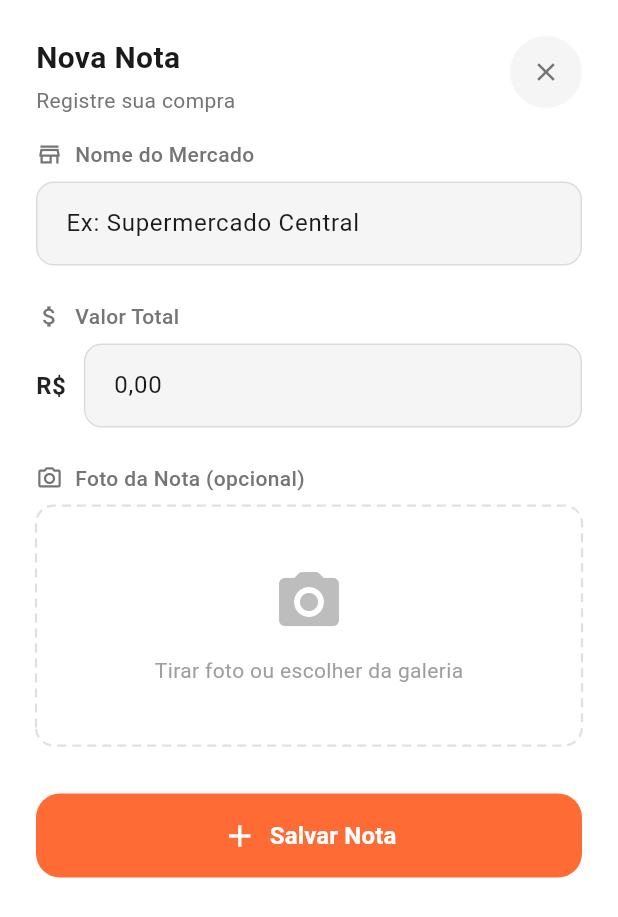
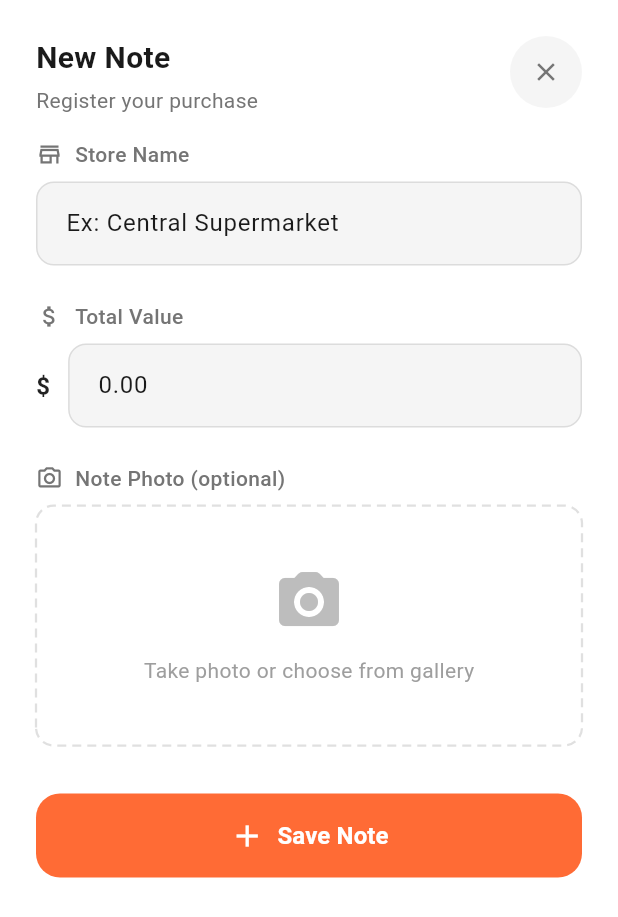
Before and after one commit to bcabreu/smart_market_list, a Flutter app: the AddNoteModal widget shown alone on an empty page, opened directly, on a phone screen of 412 x 824 dp. Shown: the top 917 px of the screen. Run offline on Flutter 3.47's test engine with Material 3 defaults, Android fonts, the phone set to English and light mode, and no system bars; our stand-ins replace cached_network_image, flutter_riverpod, font_awesome_flutter, hive, hive_flutter, image_picker and 3 more; accounts and stored records are empty; network calls fail.

Commit message:
feat: localize shopping notes and redesign add note modal

```diff
--- a/lib/l10n/app_en.arb
+++ b/lib/l10n/app_en.arb
@@ -82,5 +82,19 @@
   "difficultyHard": "Hard",
   "favoriteRecipesTitle": "Favorite Recipes",
   "noFavorites": "No favorite recipes",
-  "noFavoritesSubtitle": "Mark recipes with ❤️ to see them here"
+  "noFavoritesSubtitle": "Mark recipes with ❤️ to see them here",
+  "viewNote": "View note",
+  "totalLabel": "Total",
+  "newNoteTitle": "New Note",
+  "newNoteSubtitle": "Register your purchase",
+  "storeLabel": "Store Name",
+  "storeHint": "Ex: Central Supermarket",
+  "totalValueLabel": "Total Value",
+  "requiredField": "Required",
+  "notePhotoLabel": "Note Photo (optional)",
+  "addPhotoHint": "Take photo or choose from gallery",
+  "saveNoteButton": "Save Note",
+  "generalPurchase": "General Purchase",
+  "takePhoto": "Take Photo",
+  "chooseFromGallery": "Choose from Gallery"
 }
--- a/lib/ui/screens/shopping_notes/modals/add_note_modal.dart
+++ b/lib/ui/screens/shopping_notes/modals/add_note_modal.dart
@@ -10,6 +10,7 @@ import 'package:smart_market_list/core/utils/currency_input_formatter.dart';
 import 'package:smart_market_list/data/models/shopping_item.dart';
 import 'package:smart_market_list/data/models/shopping_note.dart';
 import 'package:smart_market_list/providers/shopping_notes_provider.dart';
+import 'package:smart_market_list/l10n/generated/app_localizations.dart';
 
 class AddNoteModal extends ConsumerStatefulWidget {
   const AddNoteModal({super.key});
@@ -51,50 +52,93 @@ class _AddNoteModalState extends ConsumerState<AddNoteModal> {
   }
 
   void _showImageSourceOptions() {
+    final l10n = AppLocalizations.of(context)!;
     showModalBottomSheet(
       context: context,
       backgroundColor: Colors.transparent,
       builder: (context) => Container(
+        padding: const EdgeInsets.all(24),
         decoration: BoxDecoration(
           color: Theme.of(context).scaffoldBackgroundColor,
-          borderRadius: const BorderRadius.vertical(top: Radius.circular(20)),
+          borderRadius: const BorderRadius.vertical(top: Radius.circular(24)),
         ),
         child: Column(
           mainAxisSize: MainAxisSize.min,
           children: [
-            ListTile(
-              leading: const Icon(Icons.camera_alt),
-              title: const Text('Tirar Foto'),
+             Text(
+              l10n.notePhotoLabel.replaceAll(' (opcional)', ''),
+              style: const TextStyle(fontSize: 20, fontWeight: FontWeight.bold),
+            ),
+            const SizedBox(height: 24),
+            Row(
+              mainAxisAlignment: MainAxisAlignment.spaceEvenly,
+              children: [
+                _buildActionButton(
+                  icon: Icons.camera_alt,
+                  label: l10n.camera,
                   onTap: () {
                     Navigator.pop(context);
                     _pickImage();
                   },
                 ),
-            ListTile(
-              leading: const Icon(Icons.photo_library),
-              title: const Text('Escolher da Galeria'),
+                _buildActionButton(
+                  icon: Icons.photo_library,
+                  label: l10n.gallery,
                   onTap: () {
                     Navigator.pop(context);
                     _pickImageGallery();
                   },
                 ),
-            const SizedBox(height: 20),
+              ],
+            ),
+            const SizedBox(height: 16),
           ],
         ),
       ),
     );
   }
 
+  Widget _buildActionButton({required IconData icon, required String label, required VoidCallback onTap}) {
+    return GestureDetector(
+      onTap: onTap,
+      child: Column(
+        children: [
+          Container(
+            padding: const EdgeInsets.all(16),
+            decoration: BoxDecoration(
+              color: AppColors.primary.withOpacity(0.1),
+              shape: BoxShape.circle,
+            ),
+            child: Icon(icon, color: AppColors.primary, size: 32),
+          ),
+          const SizedBox(height: 8),
+          Text(label, style: const TextStyle(fontWeight: FontWeight.w500)),
+        ],
+      ),
+    );
+  }
+
   Future<void> _saveNote() async {
     if (_formKey.currentState!.validate()) {
-      // Parse total value
-      String cleanValue = _totalController.text.replaceAll('R\$', '').replaceAll('.', '').replaceAll(',', '.').trim();
+      // Parse total value - Handle both dot and comma
+      String cleanValue = _totalController.text.trim();
+
+      // Remove currency symbol if present
+      final locale = Localizations.localeOf(context);
+      final currencySymbol = locale.languageCode == 'pt' ? 'R\$' : '\$';
+      cleanValue = cleanValue.replaceAll(currencySymbol, '').trim();
+
+      // Normalize decimal separator
+      if (cleanValue.contains(',')) {
+        cleanValue = cleanValue.replaceAll('.', '').replaceAll(',', '.');
+      }
+
       double totalValue = double.tryParse(cleanValue) ?? 0.0;
 
       // Create a single item representing the total purchase
       final items = [
         ShoppingItem(
-          name: 'Compra Geral',
+          name: AppLocalizations.of(context)!.generalPurchase,
           price: totalValue,
           quantity: '1',
         )
@@ -142,6 +186,9 @@ class _AddNoteModalState extends ConsumerState<AddNoteModal> {
     final isDark = Theme.of(context).brightness == Brightness.dark;
     final inputFillColor = isDark ? const Color(0xFF2C2C2C) : const Color(0xFFF5F5F5);
     final borderColor = isDark ? Colors.grey[800]! : Colors.grey[300]!;
+    final l10n = AppLocalizations.of(context)!;
+    final locale = Localizations.localeOf(context);
+    final currencySymbol = locale.languageCode == 'pt' ? 'R\$' : '\$';
 
     return GestureDetector(
       onTap: () => FocusScope.of(context).unfocus(),
@@ -164,16 +211,16 @@ class _AddNoteModalState extends ConsumerState<AddNoteModal> {
                   Column(
                     crossAxisAlignment: CrossAxisAlignment.start,
                     children: [
-                      const Text(
-                        'Nova Nota',
-                        style: TextStyle(
+                      Text(
+                        l10n.newNoteTitle,
+                        style: const TextStyle(
                           fontSize: 20,
                           fontWeight: FontWeight.bold,
                         ),
                       ),
                       const SizedBox(height: 4),
                       Text(
-                        'Registre sua compra',
+                        l10n.newNoteSubtitle,
                         style: TextStyle(
                           fontSize: 14,
                           color: isDark ? Colors.grey[400] : Colors.grey[600],
@@ -204,12 +251,12 @@ class _AddNoteModalState extends ConsumerState<AddNoteModal> {
                   crossAxisAlignment: CrossAxisAlignment.start,
                   children: [
                     // Store Name
-                    _buildLabel('Nome do Mercado', Icons.store_outlined, isDark),
+                    _buildLabel(l10n.storeLabel, Icons.store_outlined, isDark),
                     const SizedBox(height: 8),
                     TextFormField(
                       controller: _storeController,
                       decoration: InputDecoration(
-                        hintText: 'Ex: Supermercado Central',
+                        hintText: l10n.storeHint,
                         filled: true,
                         fillColor: inputFillColor,
                         border: OutlineInputBorder(
@@ -218,17 +265,17 @@ class _AddNoteModalState extends ConsumerState<AddNoteModal> {
                         ),
                         contentPadding: const EdgeInsets.symmetric(horizontal: 16, vertical: 16),
                       ),
-                      validator: (value) => value?.isEmpty ?? true ? 'Obrigatório' : null,
+                      validator: (value) => value?.isEmpty ?? true ? l10n.requiredField : null,
                     ),
                     const SizedBox(height: 24),
 
                     // Total Value
-                    _buildLabel('Valor Total', Icons.attach_money, isDark),
+                    _buildLabel(l10n.totalValueLabel, Icons.attach_money, isDark),
                     const SizedBox(height: 8),
                     Row(
                       children: [
                         Text(
-                          'R\$',
+                          currencySymbol,
                           style: TextStyle(
                             fontSize: 16,
                             fontWeight: FontWeight.bold,
@@ -240,9 +287,9 @@ class _AddNoteModalState extends ConsumerState<AddNoteModal> {
                           child: TextFormField(
                             controller: _totalController,
                             keyboardType: const TextInputType.numberWithOptions(decimal: true),
-                            inputFormatters: [CurrencyInputFormatter()],
+                            inputFormatters: [CurrencyInputFormatter(locale: Localizations.localeOf(context).toString())],
                             decoration: InputDecoration(
-                              hintText: '0,00',
+                              hintText: locale.languageCode == 'pt' ? '0,00' : '0.00',
                               filled: true,
                               fillColor: inputFillColor,
                               border: OutlineInputBorder(
@@ -251,15 +298,14 @@ class _AddNoteModalState extends ConsumerState<AddNoteModal> {
                               ),
                               contentPadding: const EdgeInsets.symmetric(horizontal: 16, vertical: 16),
                             ),
-                            validator: (value) => value?.isEmpty ?? true ? 'Obrigatório' : null,
+                            validator: (value) => value?.isEmpty ?? true ? l10n.requiredField : null,
                           ),
                         ),
                       ],
                     ),
                     const SizedBox(height: 24),
-
                     // Photo Upload
-                    _buildLabel('Foto da Nota (opcional)', Icons.camera_alt_outlined, isDark),
+                    _buildLabel(l10n.notePhotoLabel, Icons.camera_alt_outlined, isDark),
                     const SizedBox(height: 8),
                     GestureDetector(
                       onTap: _showImageSourceOptions,
@@ -289,7 +335,7 @@ class _AddNoteModalState extends ConsumerState<AddNoteModal> {
                                     ),
                                     const SizedBox(height: 12),
                                     Text(
-                                      'Tirar foto ou escolher da galeria',
+                                      l10n.addPhotoHint,
                                       style: TextStyle(
                                         color: isDark ? Colors.grey[500] : Colors.grey[500],
                                         fontSize: 14,
@@ -322,14 +368,14 @@ class _AddNoteModalState extends ConsumerState<AddNoteModal> {
                     ),
                     elevation: 0,
                   ),
-                  child: const Row(
+                  child: Row(
                     mainAxisAlignment: MainAxisAlignment.center,
                     children: [
-                      Icon(Icons.add, size: 24),
-                      SizedBox(width: 8),
+                      const Icon(Icons.add, size: 24),
+                      const SizedBox(width: 8),
                       Text(
-                        'Salvar Nota',
-                        style: TextStyle(
+                        l10n.saveNoteButton,
+                        style: const TextStyle(
                           fontSize: 16,
                           fontWeight: FontWeight.bold,
                         ),
```
Also changed, not shown: lib/core/utils/currency_input_formatter.dart (+17 -9 lines), lib/l10n/app_pt.arb (+15 -1 lines), lib/ui/screens/shopping_notes/shopping_notes_screen.dart (+6 -1 lines), lib/ui/screens/shopping_notes/widgets/shopping_note_card.dart (+14 -7 lines), lib/l10n/generated/app_localizations.dart, lib/l10n/generated/app_localizations_en.dart, lib/l10n/generated/app_localizations_pt.dart. Lines whose indentation alone changed are shown as unchanged.
